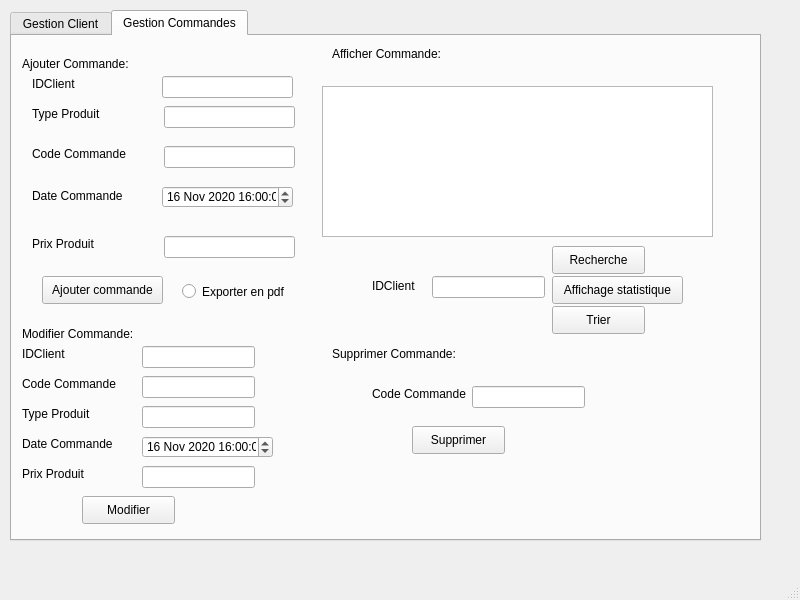
Before: the Qt Designer form mainwindow.ui in Firas-Bha/Smart-Factory-2A2, drawn with Qt 5.
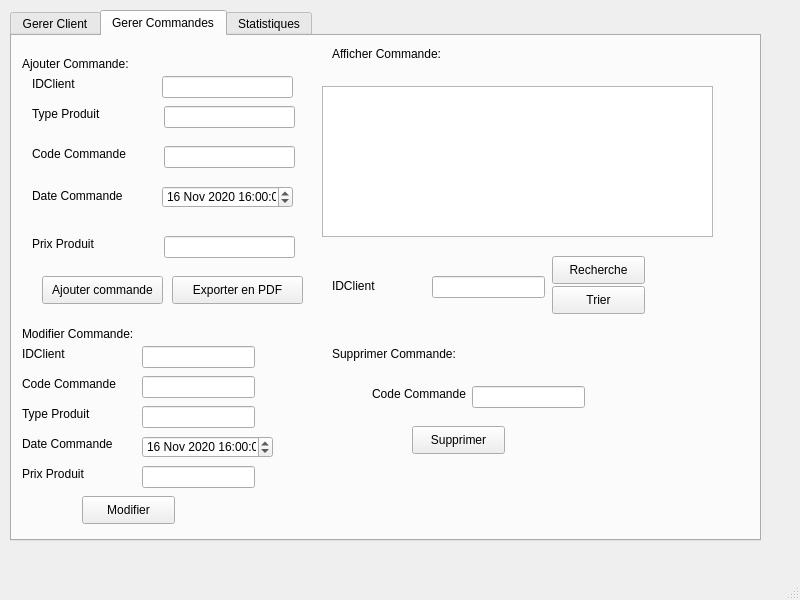
After: the same form once the commit is applied. The open tabs and pages were chosen to show the change. Custom widgets are drawn as their Qt base class.

The edit to the form file:
```diff
--- a/mainwindow.ui
+++ b/mainwindow.ui
@@ -38,7 +38,7 @@
       </property>
       <widget class="QWidget" name="tab">
        <attribute name="title">
-        <string>Gestion Client</string>
+        <string>Gerer Client</string>
        </attribute>
        <widget class="QLabel" name="label">
         <property name="geometry">
@@ -446,7 +446,7 @@
       </widget>
       <widget class="QWidget" name="tab_2">
        <attribute name="title">
-        <string>Gestion Commandes</string>
+        <string>Gerer Commandes</string>
        </attribute>
        <widget class="QLabel" name="label_7">
         <property name="geometry">
@@ -560,7 +560,7 @@
         <property name="geometry">
          <rect>
           <x>540</x>
-          <y>270</y>
+          <y>250</y>
           <width>93</width>
           <height>28</height>
          </rect>
@@ -703,19 +703,6 @@
          <string>Supprimer</string>
         </property>
        </widget>
-       <widget class="QRadioButton" name="radioButton_6">
-        <property name="geometry">
-         <rect>
-          <x>170</x>
-          <y>240</y>
-          <width>131</width>
-          <height>31</height>
-         </rect>
-        </property>
-        <property name="text">
-         <string>Exporter en pdf </string>
-        </property>
-       </widget>
        <widget class="QLabel" name="label_18">
         <property name="geometry">
          <rect>
@@ -729,19 +716,6 @@
          <string>Afficher Commande:</string>
         </property>
        </widget>
-       <widget class="QPushButton" name="pushButton_9">
-        <property name="geometry">
-         <rect>
-          <x>540</x>
-          <y>240</y>
-          <width>131</width>
-          <height>28</height>
-         </rect>
-        </property>
-        <property name="text">
-         <string>Affichage statistique</string>
-        </property>
-       </widget>
        <widget class="QDateTimeEdit" name="dateTimeEdit">
         <property name="geometry">
          <rect>
@@ -773,7 +747,7 @@
         <property name="geometry">
          <rect>
           <x>540</x>
-          <y>210</y>
+          <y>220</y>
           <width>93</width>
           <height>28</height>
          </rect>
@@ -901,7 +875,7 @@
        <widget class="QLabel" name="label_31">
         <property name="geometry">
          <rect>
-          <x>360</x>
+          <x>320</x>
           <y>240</y>
           <width>101</width>
           <height>20</height>
@@ -909,6 +883,34 @@
         </property>
         <property name="text">
          <string>IDClient</string>
+        </property>
+       </widget>
+       <widget class="QPushButton" name="pushButton_12">
+        <property name="geometry">
+         <rect>
+          <x>160</x>
+          <y>240</y>
+          <width>131</width>
+          <height>28</height>
+         </rect>
+        </property>
+        <property name="text">
+         <string>Exporter en PDF</string>
+        </property>
+       </widget>
+      </widget>
+      <widget class="QWidget" name="tab_3">
+       <attribute name="title">
+        <string>Statistiques</string>
+       </attribute>
+       <widget class="QCustomPlot" name="plot" native="true">
+        <property name="geometry">
+         <rect>
+          <x>-1</x>
+          <y>-1</y>
+          <width>751</width>
+          <height>501</height>
+         </rect>
         </property>
        </widget>
       </widget>
@@ -928,6 +930,14 @@
   </widget>
   <widget class="QStatusBar" name="statusbar"/>
  </widget>
+ <customwidgets>
+  <customwidget>
+   <class>QCustomPlot</class>
+   <extends>QWidget</extends>
+   <header>qcustomplot.h</header>
+   <container>1</container>
+  </customwidget>
+ </customwidgets>
  <resources/>
  <connections/>
 </ui>
```
Left out of the diff: 42 changed lines with no effect on the pictures.
